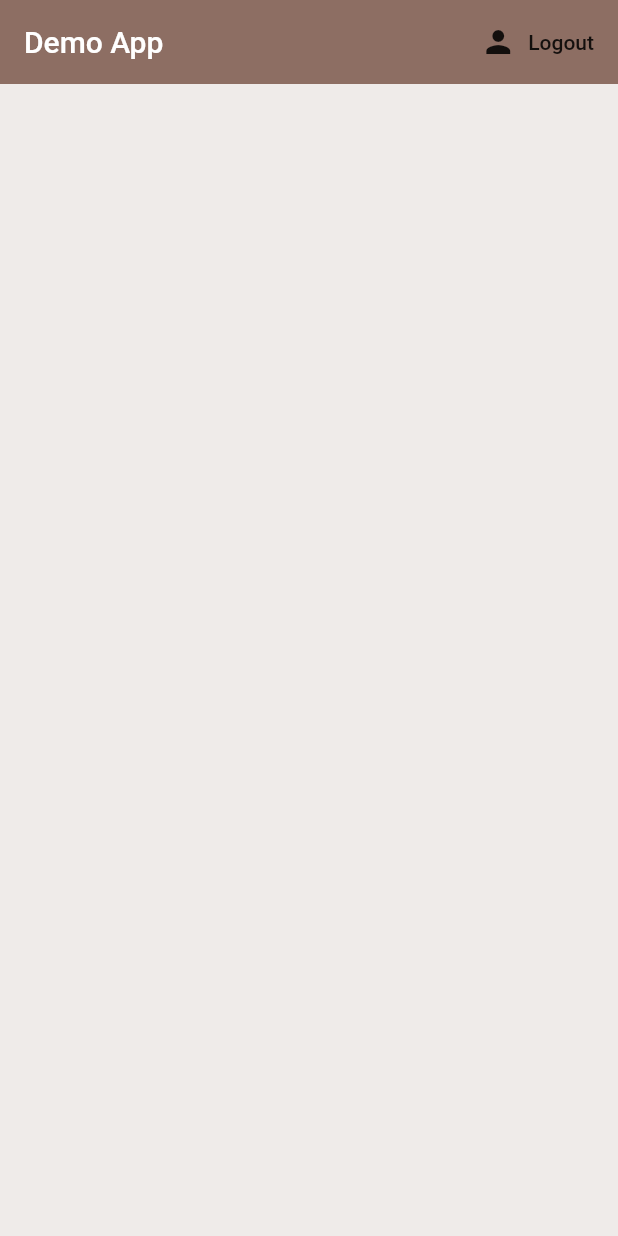
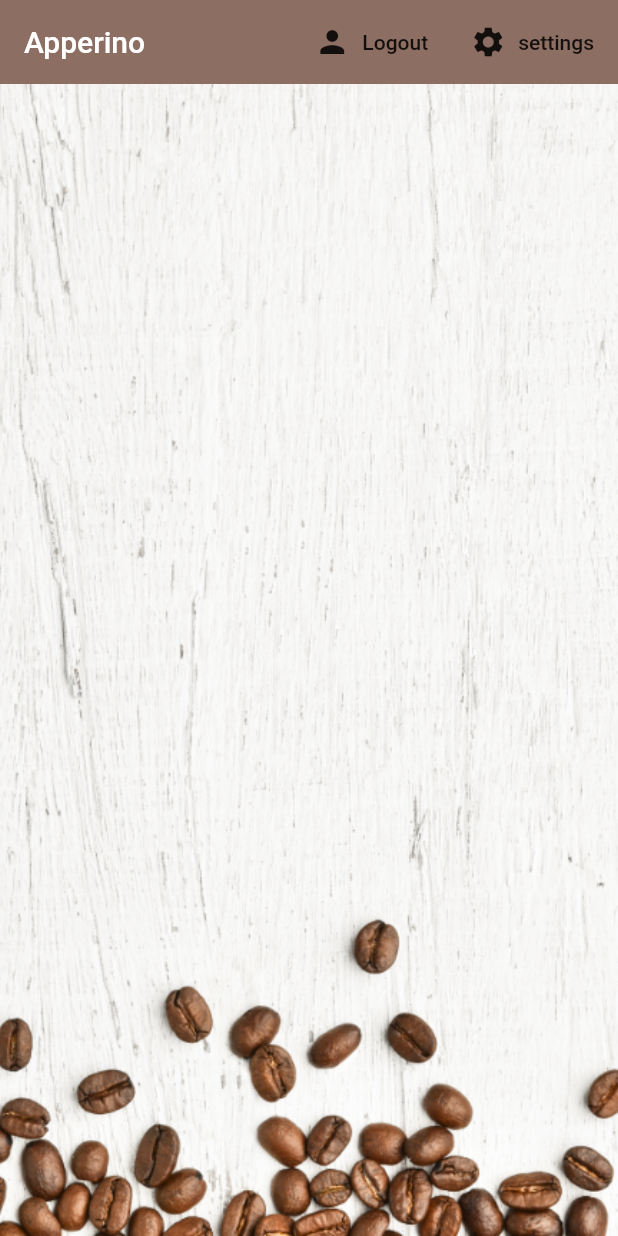
Before and after one commit to edindzabija/flutter-demo, a Flutter app: the screen it shows once a user with an empty profile is signed in, on a phone screen of 412 x 824 dp. Run offline on Flutter 3.47's test engine with Material 2 defaults, Android fonts, the phone set to English and light mode, and no system bars; our stand-ins replace cloud_firestore, firebase_auth, flutter_spinkit; accounts and stored records are empty.

Commit message:
clean up

```diff
--- /dev/null
+++ b/lib/models/brew.dart
@@ -0,0 +1,7 @@
+class Brew {
+  final String name;
+  final String sugars;
+  final int strength;
+
+  Brew({this.name, this.sugars, this.strength});
+}
--- a/lib/models/user.dart
+++ b/lib/models/user.dart
@@ -3,3 +3,12 @@ class User {
 
   User({this.uid});
 }
+
+class UserData {
+  final String uid;
+  final String name;
+  final String sugars;
+  final int strength;
+
+  UserData({this.name, this.strength, this.sugars, this.uid});
+}
--- /dev/null
+++ b/lib/screens/home/brew_list.dart
@@ -0,0 +1,24 @@
+import 'package:flutter/material.dart';
+
+import 'package:flutter_demo/models/brew.dart';
+import 'package:flutter_demo/screens/home/brew_tile.dart';
+import 'package:provider/provider.dart';
+
+class BrewList extends StatefulWidget {
+  @override
+  _BrewListState createState() => _BrewListState();
+}
+
+class _BrewListState extends State<BrewList> {
+  @override
+  Widget build(BuildContext context) {
+    final brews = Provider.of<List<Brew>>(context) ?? [];
+
+    return ListView.builder(
+      itemCount: brews.length,
+      itemBuilder: (context, index) {
+        return BrewTile(brew: brews[index]);
+      },
+    );
+  }
+}
--- a/lib/screens/home/home.dart
+++ b/lib/screens/home/home.dart
@@ -1,15 +1,33 @@
 import "package:flutter/material.dart";
+import 'package:flutter_demo/models/brew.dart';
+import 'package:flutter_demo/screens/home/brew_list.dart';
+import 'package:flutter_demo/screens/home/settings_form.dart';
 import 'package:flutter_demo/services/auth.dart';
+import 'package:flutter_demo/services/database.dart';
+import 'package:provider/provider.dart';
 
 class Home extends StatelessWidget {
   final AuthService _auth = AuthService();
 
   @override
   Widget build(BuildContext context) {
-    return Scaffold(
+    void _showSettingsPanel() {
+      showModalBottomSheet(
+          context: context,
+          builder: (context) {
+            return Container(
+              padding: EdgeInsets.symmetric(vertical: 20.0, horizontal: 60.0),
+              child: SettingsForm(),
+            );
+          });
+    }
+
+    return StreamProvider<List<Brew>>.value(
+      value: DatabaseService().brews,
+      child: Scaffold(
         backgroundColor: Colors.brown[50],
         appBar: AppBar(
-        title: Text('Demo App'),
+          title: Text('Apperino'),
           backgroundColor: Colors.brown[400],
           elevation: 0.0,
           actions: <Widget>[
@@ -18,8 +36,21 @@ class Home extends StatelessWidget {
                   await _auth.signOut();
                 },
                 icon: Icon(Icons.person),
-              label: Text('Logout'))
+                label: Text('Logout')),
+            FlatButton.icon(
+              icon: Icon(Icons.settings),
+              label: Text('settings'),
+              onPressed: () => _showSettingsPanel(),
+            )
           ],
+        ),
+        body: Container(
+          child: BrewList(),
+          decoration: BoxDecoration(
+            image: DecorationImage(
+                image: AssetImage('assets/coffee_bg.png'), fit: BoxFit.cover),
+          ),
+        ),
       ),
     );
   }
--- a/pubspec.yaml
+++ b/pubspec.yaml
@@ -47,9 +47,8 @@ flutter:
   uses-material-design: true
 
   # To add assets to your application, add an assets section, like this:
-  # assets:
-  #   - images/a_dot_burr.jpeg
-  #   - images/a_dot_ham.jpeg
+  assets:
+   - assets/
 
   # An image asset can refer to one or more resolution-specific "variants", see
   # https://flutter.dev/assets-and-images/#resolution-aware.
```
Also changed, not shown: lib/screens/home/brew_tile.dart (added, +26 -0 lines), lib/screens/home/settings_form.dart (added, +100 -0 lines), lib/services/auth.dart (+8 -3 lines), lib/services/database.dart (added, +48 -0 lines), assets/coffee_bg.png (added), assets/coffee_icon.png (added). Lines whose indentation alone changed are shown as unchanged.
